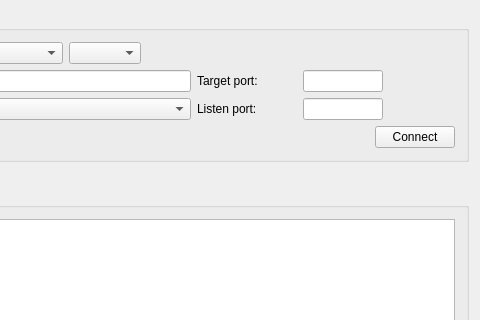
First picture: the form in mainwindow.ui, repository rookiepeng/comm-test, before the edit; both pictures show x 120 to 600 and y 0 to 320 of the 600 by 500 pixel window.
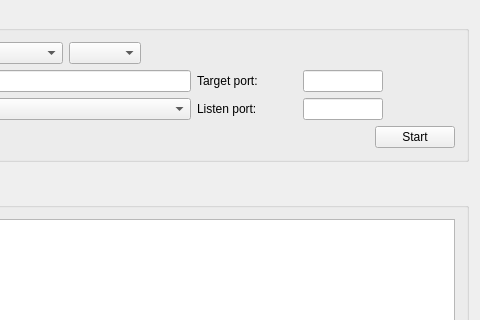
Second picture: the form after the edit.

```diff
--- a/mainwindow.ui
+++ b/mainwindow.ui
@@ -258,7 +258,7 @@
          <item>
           <widget class="QPushButton" name="connectButton">
            <property name="text">
-            <string>Connect</string>
+            <string>Start</string>
            </property>
           </widget>
          </item>
```
Left out of the diff: 2 changed lines with no effect on the pictures.
